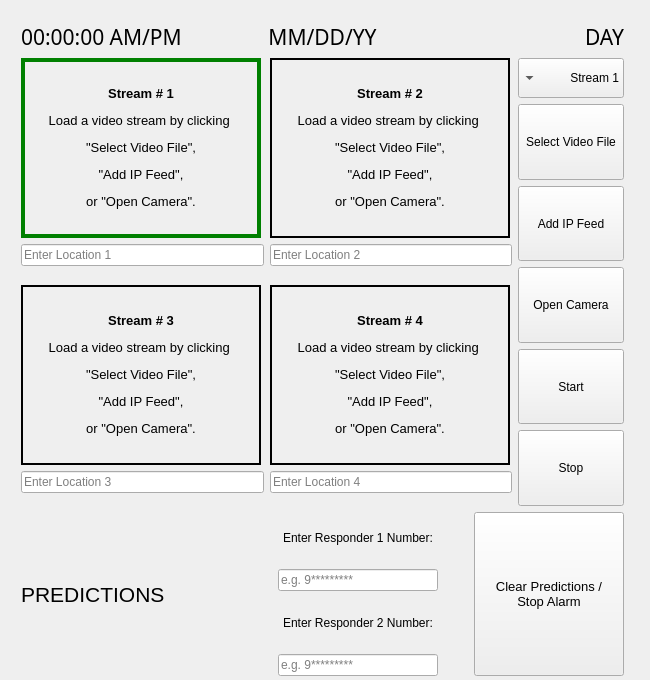
Above: mainwidget.ui from markymarc1227/hawkai before the change. Below: the same form after it.
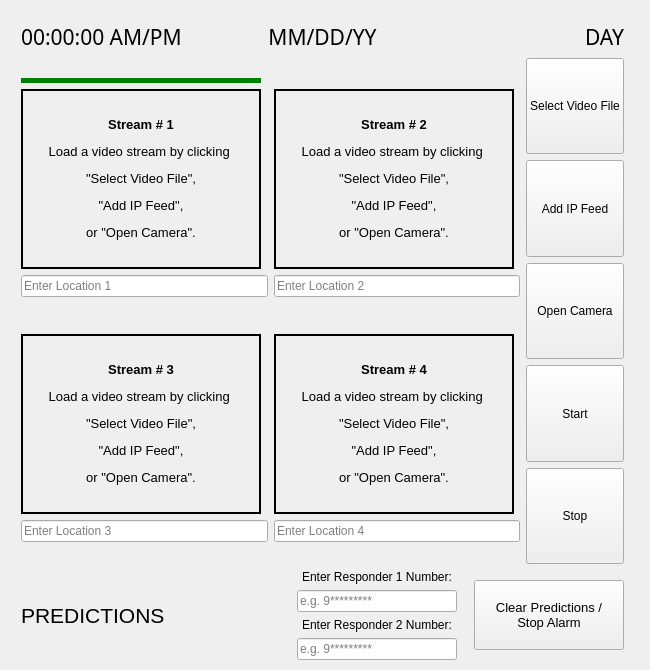
That is the form after the change. Icons and pictures are not drawn. Custom widgets are drawn as their Qt base class.

Commit message: added stream selector header

Patch:
```diff
--- a/mainwidget.ui
+++ b/mainwidget.ui
@@ -7,19 +7,19 @@
     <x>0</x>
     <y>0</y>
     <width>650</width>
-    <height>680</height>
+    <height>670</height>
    </rect>
   </property>
   <property name="minimumSize">
    <size>
     <width>650</width>
-    <height>680</height>
+    <height>670</height>
    </size>
   </property>
   <property name="maximumSize">
    <size>
     <width>1080</width>
-    <height>680</height>
+    <height>670</height>
    </size>
   </property>
   <property name="cursor">
@@ -47,7 +47,7 @@
      <x>21</x>
      <y>2</y>
      <width>603</width>
-     <height>674</height>
+     <height>658</height>
     </rect>
    </property>
    <layout class="QVBoxLayout" name="verticalLayout_8">
@@ -139,6 +139,28 @@
          <layout class="QHBoxLayout" name="horizontalLayout_2">
           <item>
            <layout class="QVBoxLayout" name="verticalLayout">
+            <item>
+             <widget class="QLabel" name="selector_0">
+              <property name="sizePolicy">
+               <sizepolicy hsizetype="Preferred" vsizetype="Fixed">
+                <horstretch>0</horstretch>
+                <verstretch>0</verstretch>
+               </sizepolicy>
+              </property>
+              <property name="maximumSize">
+               <size>
+                <width>240</width>
+                <height>5</height>
+               </size>
+              </property>
+              <property name="styleSheet">
+               <string notr="true">background-color : green;</string>
+              </property>
+              <property name="text">
+               <string/>
+              </property>
+             </widget>
+            </item>
             <item>
              <widget class="clickable_Qlabel" name="video_frame_0">
               <property name="minimumSize">
@@ -162,7 +184,7 @@
                <cursorShape>PointingHandCursor</cursorShape>
               </property>
               <property name="styleSheet">
-               <string notr="true">border: 4px solid green;</string>
+               <string notr="true">border: 2px solid black;</string>
               </property>
               <property name="frameShape">
                <enum>QFrame::NoFrame</enum>
@@ -200,26 +222,32 @@
               </property>
              </widget>
             </item>
-            <item>
-             <spacer name="verticalSpacer">
-              <property name="orientation">
-               <enum>Qt::Vertical</enum>
-              </property>
-              <property name="sizeType">
-               <enum>QSizePolicy::Fixed</enum>
-              </property>
-              <property name="sizeHint" stdset="0">
-               <size>
-                <width>20</width>
-                <height>13</height>
-               </size>
-              </property>
-             </spacer>
-            </item>
            </layout>
           </item>
           <item>
            <layout class="QVBoxLayout" name="verticalLayout_2">
+            <item>
+             <widget class="QLabel" name="selector_1">
+              <property name="sizePolicy">
+               <sizepolicy hsizetype="Preferred" vsizetype="Fixed">
+                <horstretch>0</horstretch>
+                <verstretch>0</verstretch>
+               </sizepolicy>
+              </property>
+              <property name="maximumSize">
+               <size>
+                <width>240</width>
+                <height>5</height>
+               </size>
+              </property>
+              <property name="styleSheet">
+               <string notr="true"/>
+              </property>
+              <property name="text">
+               <string/>
+              </property>
+             </widget>
+            </item>
             <item>
              <widget class="clickable_Qlabel" name="video_frame_1">
               <property name="minimumSize">
@@ -266,22 +294,6 @@
               </property>
              </widget>
             </item>
-            <item>
-             <spacer name="verticalSpacer_2">
-              <property name="orientation">
-               <enum>Qt::Vertical</enum>
-              </property>
-              <property name="sizeType">
-               <enum>QSizePolicy::Fixed</enum>
-              </property>
-              <property name="sizeHint" stdset="0">
-               <size>
-                <width>20</width>
-                <height>13</height>
-               </size>
-              </property>
-             </spacer>
-            </item>
            </layout>
           </item>
          </layout>
@@ -290,6 +302,28 @@
          <layout class="QHBoxLayout" name="horizontalLayout_3">
           <item>
            <layout class="QVBoxLayout" name="verticalLayout_3">
+            <item>
+             <widget class="QLabel" name="selector_2">
+              <property name="sizePolicy">
+               <sizepolicy hsizetype="Preferred" vsizetype="Fixed">
+                <horstretch>0</horstretch>
+                <verstretch>0</verstretch>
+               </sizepolicy>
+              </property>
+              <property name="maximumSize">
+               <size>
+                <width>240</width>
+                <height>5</height>
+               </size>
+              </property>
+              <property name="styleSheet">
+               <string notr="true"/>
+              </property>
+              <property name="text">
+               <string/>
+              </property>
+             </widget>
+            </item>
             <item>
              <widget class="clickable_Qlabel" name="video_frame_2">
               <property name="minimumSize">
@@ -336,26 +370,32 @@
               </property>
              </widget>
             </item>
-            <item>
-             <spacer name="verticalSpacer_3">
-              <property name="orientation">
-               <enum>Qt::Vertical</enum>
-              </property>
-              <property name="sizeType">
-               <enum>QSizePolicy::Fixed</enum>
-              </property>
-              <property name="sizeHint" stdset="0">
-               <size>
-                <width>20</width>
-                <height>13</height>
-               </size>
-              </property>
-             </spacer>
-            </item>
            </layout>
           </item>
           <item>
            <layout class="QVBoxLayout" name="verticalLayout_4">
+            <item>
+             <widget class="QLabel" name="selector_3">
+              <property name="sizePolicy">
+               <sizepolicy hsizetype="Preferred" vsizetype="Fixed">
+                <horstretch>0</horstretch>
+                <verstretch>0</verstretch>
+               </sizepolicy>
+              </property>
+              <property name="maximumSize">
+               <size>
+                <width>240</width>
+                <height>5</height>
+               </size>
+              </property>
+              <property name="styleSheet">
+               <string notr="true"/>
+              </property>
+              <property name="text">
+               <string/>
+              </property>
+             </widget>
+            </item>
             <item>
              <widget class="clickable_Qlabel" name="video_frame_3">
               <property name="minimumSize">
@@ -402,22 +442,6 @@
               </property>
              </widget>
             </item>
-            <item>
-             <spacer name="verticalSpacer_4">
-              <property name="orientation">
-               <enum>Qt::Vertical</enum>
-              </property>
-              <property name="sizeType">
-               <enum>QSizePolicy::Fixed</enum>
-              </property>
-              <property name="sizeHint" stdset="0">
-               <size>
-                <width>20</width>
-                <height>13</height>
-               </size>
-              </property>
-             </spacer>
-            </item>
            </layout>
           </item>
          </layout>
@@ -426,66 +450,6 @@
       </item>
       <item>
        <layout class="QVBoxLayout" name="verticalLayout_5">
-        <item>
-         <widget class="QComboBox" name="stream_select">
-          <property name="sizePolicy">
-           <sizepolicy hsizetype="Preferred" vsizetype="Fixed">
-            <horstretch>0</horstretch>
-            <verstretch>0</verstretch>
-           </sizepolicy>
-          </property>
-          <property name="minimumSize">
-           <size>
-            <width>0</width>
-            <height>40</height>
-           </size>
-          </property>
-          <property name="cursor">
-           <cursorShape>ArrowCursor</cursorShape>
-          </property>
-          <property name="layoutDirection">
-           <enum>Qt::RightToLeft</enum>
-          </property>
-          <property name="autoFillBackground">
-           <bool>false</bool>
-          </property>
-          <property name="editable">
-           <bool>false</bool>
-          </property>
-          <property name="currentText">
-           <string>Stream 1</string>
-          </property>
-          <property name="currentIndex">
-           <number>0</number>
-          </property>
-          <property name="maxVisibleItems">
-           <number>10</number>
-          </property>
-          <property name="placeholderText">
-           <string>Select Stream</string>
-          </property>
-          <item>
-           <property name="text">
-            <string>Stream 1</string>
-           </property>
-          </item>
-          <item>
-           <property name="text">
-            <string>Stream 2</string>
-           </property>
-          </item>
-          <item>
-           <property name="text">
-            <string>Stream 3</string>
-           </property>
-          </item>
-          <item>
-           <property name="text">
-            <string>Stream 4</string>
-           </property>
-          </item>
-         </widget>
-        </item>
         <item>
          <widget class="QPushButton" name="video_file_button">
           <property name="sizePolicy">
@@ -568,6 +532,18 @@
      <layout class="QHBoxLayout" name="horizontalLayout_5">
       <item>
        <widget class="QLabel" name="prediction_label">
+        <property name="sizePolicy">
+         <sizepolicy hsizetype="Minimum" vsizetype="Preferred">
+          <horstretch>0</horstretch>
+          <verstretch>0</verstretch>
+         </sizepolicy>
+        </property>
+        <property name="minimumSize">
+         <size>
+          <width>260</width>
+          <height>0</height>
+         </size>
+        </property>
         <property name="font">
          <font>
           <pointsize>16</pointsize>
@@ -580,8 +556,17 @@
       </item>
       <item>
        <layout class="QVBoxLayout" name="verticalLayout_7">
+        <property name="leftMargin">
+         <number>0</number>
+        </property>
         <item alignment="Qt::AlignHCenter">
          <widget class="QLabel" name="res_label1">
+          <property name="sizePolicy">
+           <sizepolicy hsizetype="Preferred" vsizetype="Fixed">
+            <horstretch>0</horstretch>
+            <verstretch>0</verstretch>
+           </sizepolicy>
+          </property>
           <property name="text">
            <string>Enter Responder 1 Number:</string>
           </property>
@@ -608,6 +593,12 @@
         </item>
         <item alignment="Qt::AlignHCenter">
          <widget class="QLabel" name="res_label2">
+          <property name="sizePolicy">
+           <sizepolicy hsizetype="Preferred" vsizetype="Fixed">
+            <horstretch>0</horstretch>
+            <verstretch>0</verstretch>
+           </sizepolicy>
+          </property>
           <property name="text">
            <string>Enter Responder 2 Number:</string>
           </property>
@@ -637,7 +628,7 @@
       <item>
        <widget class="QPushButton" name="clear_predictions">
         <property name="sizePolicy">
-         <sizepolicy hsizetype="Fixed" vsizetype="MinimumExpanding">
+         <sizepolicy hsizetype="Fixed" vsizetype="Minimum">
           <horstretch>0</horstretch>
           <verstretch>0</verstretch>
          </sizepolicy>
@@ -648,6 +639,12 @@
           <height>50</height>
          </size>
         </property>
+        <property name="maximumSize">
+         <size>
+          <width>150</width>
+          <height>70</height>
+         </size>
+        </property>
         <property name="font">
          <font>
           <pointsize>10</pointsize>
```
The commit also changes 4 other files.
